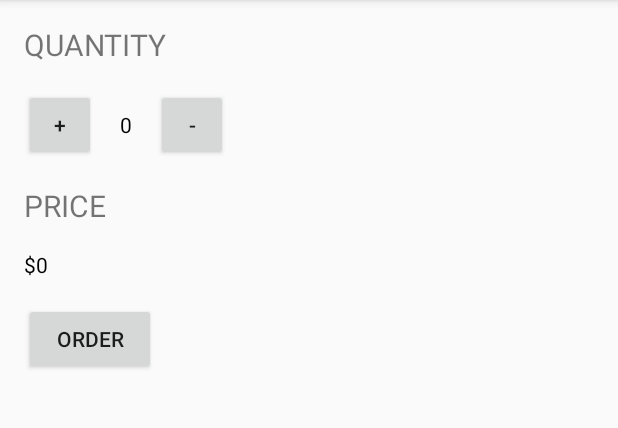
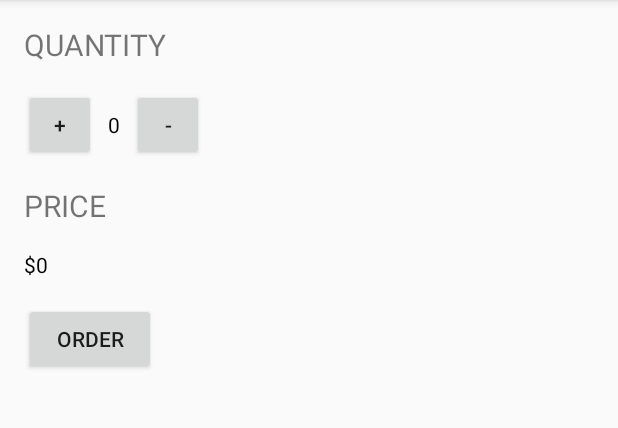
Before and after one commit to gustavoaz7/Android_Learning, an Android app: the screen it shows after launch (MainActivity), on a phone screen of 412 x 824 dp, the part 84-512 px from its top. Run offline under Robolectric (Android 15) with nearby library versions, the phone set to English and light mode, and no system bars.

Commit message:
Finish lesson 2

```diff
--- a/JustJava/app/src/main/java/com/example/android/justjava/MainActivity.java
+++ b/JustJava/app/src/main/java/com/example/android/justjava/MainActivity.java
@@ -55,7 +55,8 @@ public class MainActivity extends AppCompatActivity {
 //    This method displays the given price value on the screen.
     private void displayPrice(int number) {
         TextView priceTextView = (TextView) findViewById(R.id.price_text_view);
-        priceTextView.setText(NumberFormat.getCurrencyInstance().format(number));
+        String message = "Total: " + NumberFormat.getCurrencyInstance().format(number) + "\nThank you!";
+        priceTextView.setText(message);
     }
 
 
--- a/JustJava/app/src/main/res/layout/activity_main.xml
+++ b/JustJava/app/src/main/res/layout/activity_main.xml
@@ -16,15 +16,51 @@
         app:layout_constraintStart_toStartOf="parent"
         app:layout_constraintTop_toTopOf="parent" />
 
-    <TextView
-        android:id="@+id/quantity_text_view"
-        android:layout_width="0dp"
+    <LinearLayout
+        android:id="@+id/linearLayout"
+        android:layout_width="wrap_content"
         android:layout_height="wrap_content"
         android:layout_marginStart="16dp"
-        android:text="0"
-        android:textColor="@android:color/black"
-        app:layout_constraintBaseline_toBaselineOf="@+id/plusBtn"
-        app:layout_constraintStart_toEndOf="@+id/plusBtn" />
+        android:layout_marginTop="16dp"
+        android:orientation="horizontal"
+        app:layout_constraintStart_toStartOf="parent"
+        app:layout_constraintTop_toBottomOf="@+id/textView">
+
+        <Button
+            android:id="@+id/plusBtn"
+            android:layout_width="48dp"
+            android:layout_height="48dp"
+            android:layout_above="@+id/quantity_text_view"
+            android:onClick="increment"
+            android:text="+"
+            app:layout_constraintStart_toStartOf="parent"
+            app:layout_constraintTop_toBottomOf="parent" />
+
+        <TextView
+            android:id="@+id/quantity_text_view"
+            android:layout_width="wrap_content"
+            android:layout_height="wrap_content"
+            android:layout_alignParentStart="true"
+            android:layout_alignParentTop="true"
+            android:layout_marginLeft="8dp"
+            android:layout_marginRight="8dp"
+            android:text="0"
+            android:textColor="@android:color/black"
+            app:layout_constraintBaseline_toBaselineOf="@+id/plusBtn"
+            app:layout_constraintStart_toEndOf="@+id/plusBtn" />
+
+        <Button
+            android:id="@+id/minusBtn"
+            android:layout_width="48dp"
+            android:layout_height="48dp"
+            android:layout_alignParentEnd="true"
+            android:elevation="0dp"
+            android:onClick="decrement"
+            android:text="-"
+            app:layout_constraintBaseline_toBaselineOf="@+id/quantity_text_view"
+            app:layout_constraintStart_toEndOf="@+id/quantity_text_view" />
+
+    </LinearLayout>
 
     <TextView
         android:id="@+id/textView2"
@@ -36,7 +72,7 @@
         android:text="PRICE"
         android:textSize="20sp"
         app:layout_constraintStart_toStartOf="parent"
-        app:layout_constraintTop_toBottomOf="@+id/plusBtn" />
+        app:layout_constraintTop_toBottomOf="@+id/linearLayout" />
 
     <TextView
         android:id="@+id/price_text_view"
@@ -61,26 +97,4 @@
         app:layout_constraintStart_toStartOf="parent"
         app:layout_constraintTop_toBottomOf="@+id/price_text_view" />
 
-    <Button
-        android:id="@+id/plusBtn"
-        android:layout_width="48dp"
-        android:layout_height="48dp"
-        android:layout_above="@+id/quantity_text_view"
-        android:layout_marginStart="16dp"
-        android:layout_marginTop="16dp"
-        android:onClick="increment"
-        android:text="+"
-        app:layout_constraintStart_toStartOf="parent"
-        app:layout_constraintTop_toBottomOf="@+id/textView" />
-
-    <Button
-        android:id="@+id/minusBtn"
-        android:layout_width="48dp"
-        android:layout_height="48dp"
-        android:layout_marginStart="16dp"
-        android:onClick="decrement"
-        android:text="-"
-        app:layout_constraintBaseline_toBaselineOf="@+id/quantity_text_view"
-        app:layout_constraintStart_toEndOf="@+id/quantity_text_view" />
-
 </android.support.constraint.ConstraintLayout>
```
Also changed, not shown: 1 other file.
